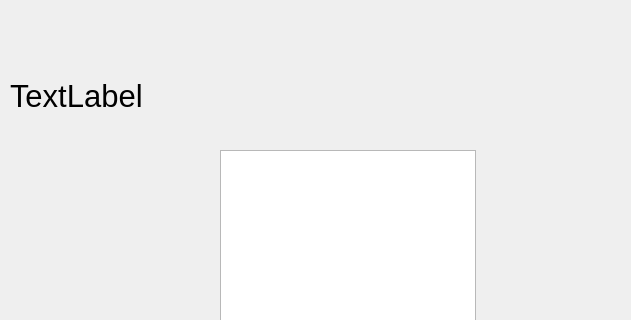
First picture: the form in V2.3/accueilutilisateur.ui, repository emiliagoeurymayo/ShareCount, before the edit; both pictures show x 0 to 631 and y 0 to 320 of the 800 by 600 pixel window.
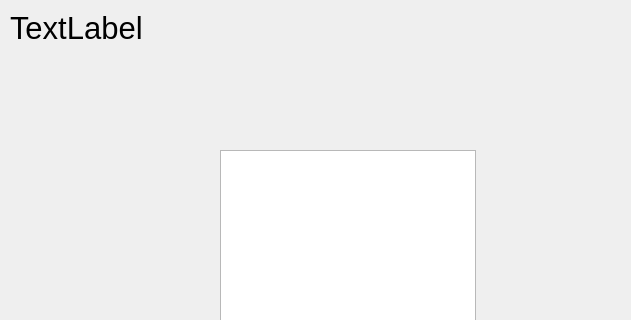
Second picture: the form after the edit.

Commit message: Amelioration visuel labl prenomnom

The edit to the form file:
```diff
--- a/V2.3/accueilutilisateur.ui
+++ b/V2.3/accueilutilisateur.ui
@@ -19,8 +19,8 @@
      <rect>
       <x>10</x>
       <y>10</y>
-      <width>261</width>
-      <height>171</height>
+      <width>471</width>
+      <height>81</height>
      </rect>
     </property>
     <property name="font">
@@ -31,6 +31,9 @@
     <property name="text">
      <string>TextLabel</string>
     </property>
+    <property name="alignment">
+     <set>Qt::AlignLeading|Qt::AlignLeft|Qt::AlignTop</set>
+    </property>
    </widget>
    <widget class="QListView" name="listCompte">
     <property name="geometry">
```
The commit also changes 1 other file.
